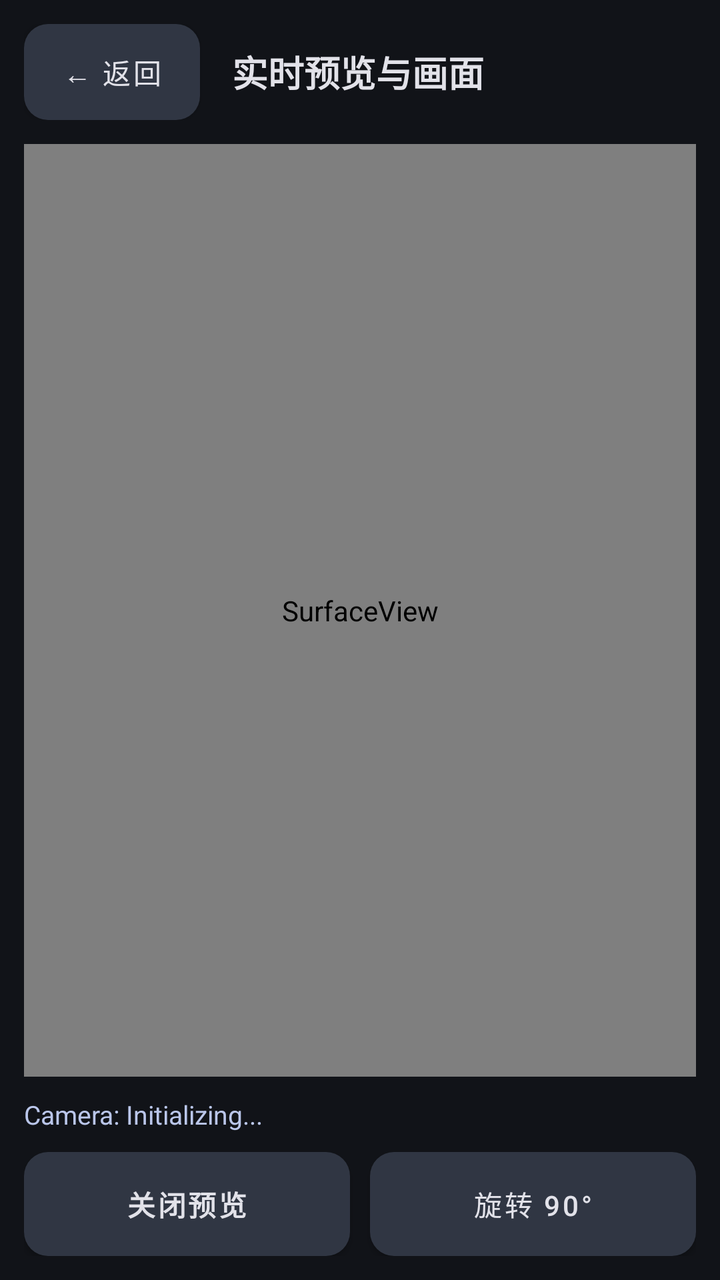
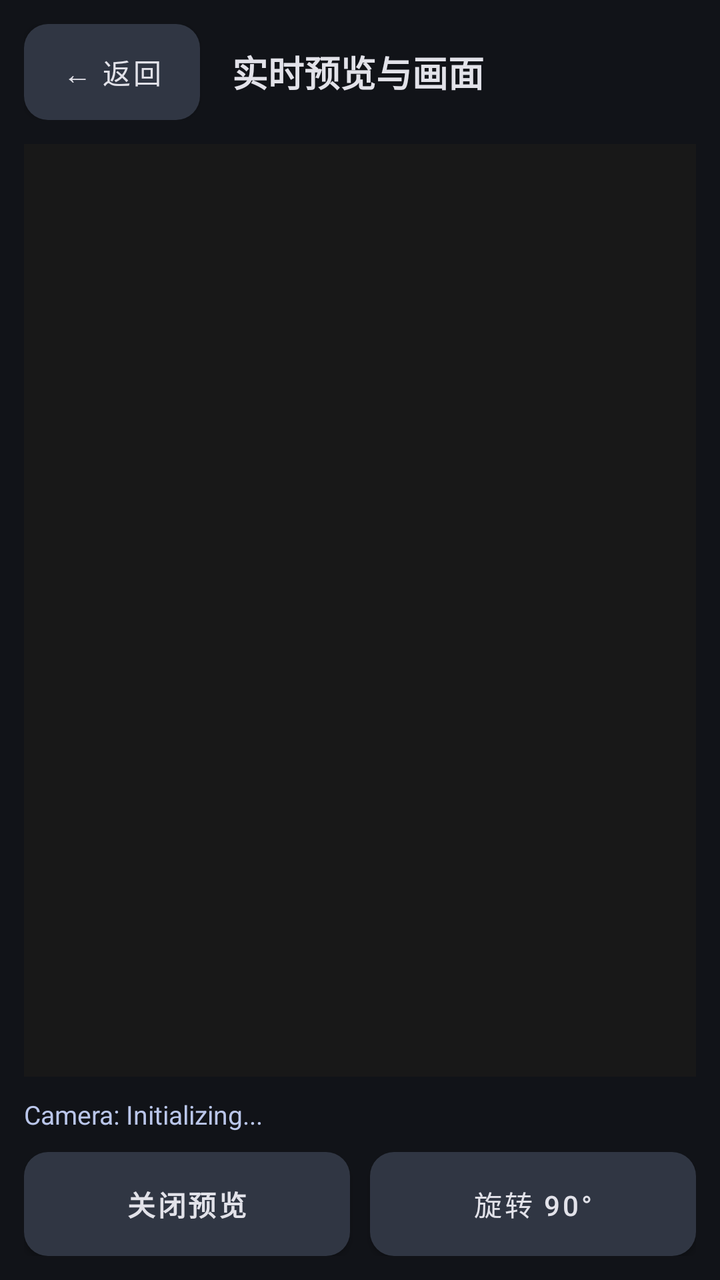

Screens rendered from an Android XML layout before and after an edit, with the pre-edit source and the edit as a unified diff.
<!-- AndroidManifest.xml: application theme Theme.CameraAgent -->
<!-- res/layout/activity_preview.xml -->
<?xml version="1.0" encoding="utf-8"?>
<LinearLayout
    xmlns:android="http://schemas.android.com/apk/res/android"
    xmlns:app="http://schemas.android.com/apk/res-auto"
    android:layout_width="match_parent"
    android:layout_height="match_parent"
    android:background="@color/ui_background"
    android:orientation="vertical"
    android:padding="12dp">
    <LinearLayout
        android:layout_width="match_parent"
        android:layout_height="wrap_content"
        android:gravity="center_vertical"
        android:orientation="horizontal">
        <Button
            android:id="@+id/btnBack"
            android:layout_width="wrap_content"
            android:layout_height="48dp"
            android:background="@drawable/control_button"
            android:text="← 返回"
            android:textColor="@color/control_text"
            android:textSize="14sp"
            android:minHeight="48dp"
            app:backgroundTint="@color/ui_control" />
        <TextView
            android:layout_width="0dp"
            android:layout_height="wrap_content"
            android:layout_marginStart="16dp"
            android:layout_weight="1"
            android:text="@string/preview_title"
            android:textColor="@color/ui_text"
            android:textSize="18sp"
            android:textStyle="bold" />
    </LinearLayout>
    <FrameLayout
        android:layout_width="match_parent"
        android:layout_height="0dp"
        android:layout_marginTop="12dp"
        android:layout_weight="1"
        android:background="#181818">
        <SurfaceView
            android:id="@+id/previewSurface"
            android:layout_width="match_parent"
            android:layout_height="match_parent" />
        <TextView
            android:id="@+id/tvPreviewStatus"
            android:layout_width="match_parent"
            android:layout_height="match_parent"
            android:gravity="center"
            android:text="Preview Stopped"
            android:textColor="@color/ui_text"
            android:textSize="18sp"
            android:visibility="gone" />
    </FrameLayout>
    <TextView
        android:id="@+id/tvPreviewInfo"
        android:layout_width="match_parent"
        android:layout_height="wrap_content"
        android:layout_marginTop="10dp"
        android:textColor="@color/ui_primary"
        android:textSize="13sp"
        android:text="Camera: Initializing..." />
    <LinearLayout
        android:layout_width="match_parent"
        android:layout_height="wrap_content"
        android:layout_marginTop="10dp"
        android:orientation="horizontal">
        <Button
            android:id="@+id/btnTogglePreview"
            android:layout_width="0dp"
            android:layout_height="52dp"
            android:layout_weight="1"
            app:backgroundTint="@color/ui_control"
            android:text="@string/preview_on"
            android:textColor="@color/control_text"
            android:textSize="14sp"
            android:textStyle="bold"
            android:background="@drawable/control_button"
            android:minHeight="48dp" />
        <Button
            android:id="@+id/btnRotate"
            android:layout_width="0dp"
            android:layout_height="52dp"
            android:layout_marginStart="10dp"
            android:layout_weight="1"
            app:backgroundTint="@color/ui_control"
            android:text="@string/btn_rotate"
            android:textColor="@color/control_text"
            android:textSize="14sp"
            android:background="@drawable/control_button"
            android:minHeight="48dp" />
    </LinearLayout>
</LinearLayout>
<!-- resources referenced by this layout -->
<resources>
  <color name="ui_background">#111318</color>
  <color name="ui_control">#303643</color>
  <color name="ui_primary">#BAC6EA</color>
  <color name="ui_text">#E2E2E9</color>
  <!-- drawable control_button (drawable) -->
  <selector xmlns:android="http://schemas.android.com/apk/res/android"><item android:state_selected="true"><shape><solid android:color="@color/ui_primary"/><corners android:radius="12dp"/></shape></item><item android:state_checked="true"><shape><solid android:color="@color/ui_primary"/><corners android:radius="12dp"/></shape></item><item android:state_pressed="true"><shape><solid android:color="@color/ui_pressed"/><corners android:radius="12dp"/></shape></item><item><shape><solid android:color="@color/ui_control"/><corners android:radius="12dp"/></shape></item></selector>
  <string name="btn_rotate">旋转 90°</string>
  <string name="preview_on">关闭预览</string>
  <string name="preview_title">实时预览与画面</string>
  <style name="Theme.CameraAgent" parent="Theme.MaterialComponents.NoActionBar">
          <item name="colorPrimary">@color/ui_primary</item>
          <item name="colorPrimaryVariant">@color/ui_primary_container</item>
          <item name="colorOnPrimary">@color/ui_background</item>
          <item name="colorSecondary">@color/ui_primary</item>
          <item name="colorSecondaryVariant">@color/ui_primary_container</item>
          <item name="colorOnSecondary">@color/ui_background</item>
          <item name="android:statusBarColor">@color/ui_background</item>
          <item name="android:navigationBarColor">@color/ui_background</item>
          <item name="android:colorAccent">@color/ui_primary</item>
          <item name="android:windowLightStatusBar">false</item>
          <item name="android:windowBackground">@color/ui_background</item>
      </style>
  <color name="ui_pressed">#40495F</color>
  <color name="ui_primary_container">#404D70</color>
</resources>

<!-- the commit's change to res/layout/activity_preview.xml (unified diff, before → after) -->
@@ -38,7 +38,7 @@
         android:layout_marginTop="12dp"
         android:layout_weight="1"
         android:background="#181818">
-        <SurfaceView
+        <TextureView
             android:id="@+id/previewSurface"
             android:layout_width="match_parent"
             android:layout_height="match_parent" />
